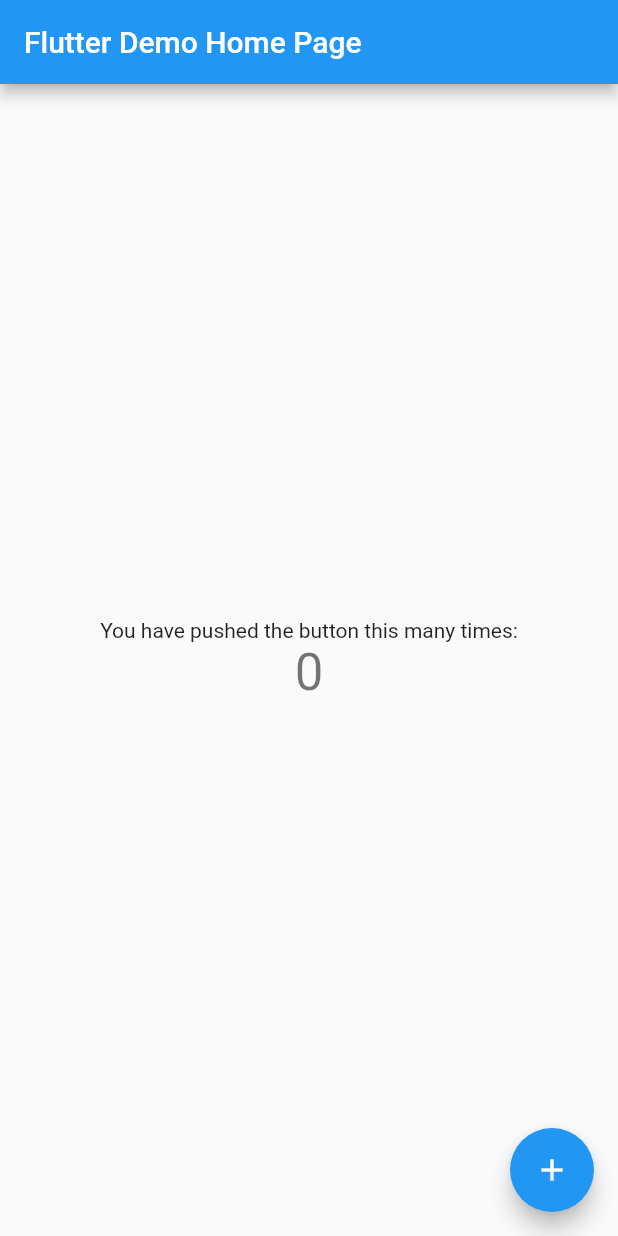
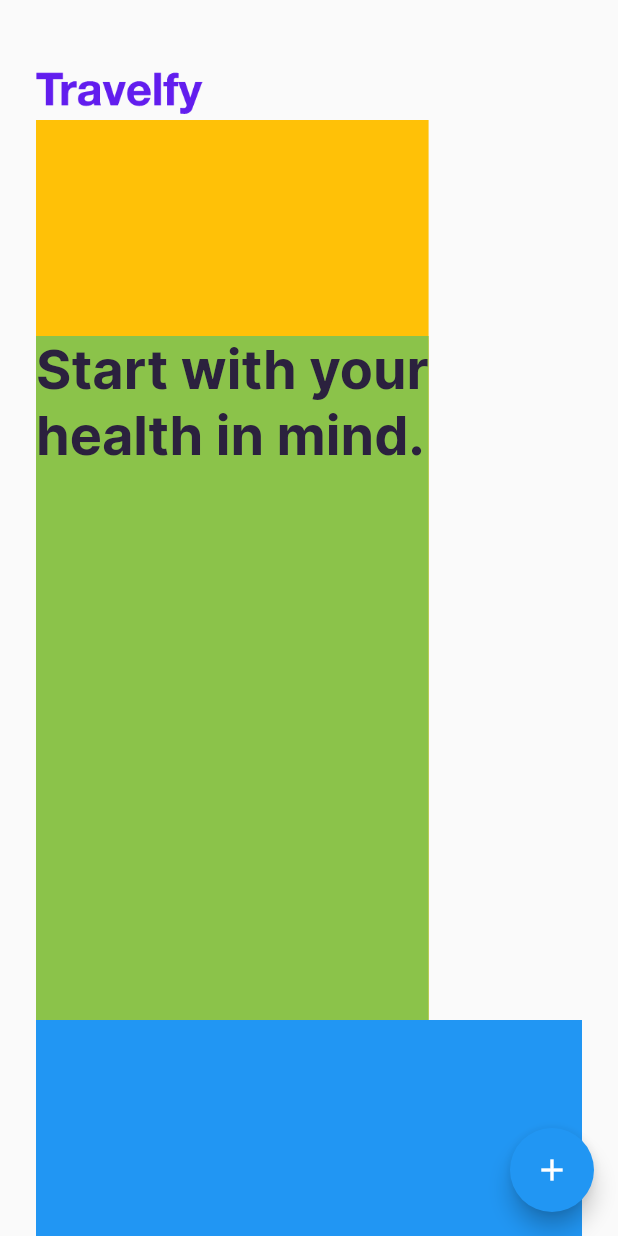
Before and after one commit to slavic18/travelfy, a Flutter app: the screen it shows after launch, on a phone screen of 412 x 824 dp. Run offline on Flutter 3.47's test engine with Material 2 defaults, Android fonts, the phone set to English and light mode, and no system bars.

Commit message:
add fonts and assets

```diff
--- a/lib/main.dart
+++ b/lib/main.dart
@@ -71,38 +71,41 @@ class _MyHomePageState extends State<MyHomePage> {
     // The Flutter framework has been optimized to make rerunning build methods
     // fast, so that you can just rebuild anything that needs updating rather
     // than having to individually change instances of widgets.
+
+    AssetImage pizzaAsset = AssetImage('images/logo.png');
+    Image image = Image(image: pizzaAsset, width: 111, height: 36);
+
     return Scaffold(
-      appBar: AppBar(
-        // Here we take the value from the MyHomePage object that was created by
-        // the App.build method, and use it to set our appbar title.
-        title: Text(widget.title),
-      ),
-      body: Center(
-        // Center is a layout widget. It takes a single child and positions it
-        // in the middle of the parent.
+      body: Padding(
+        padding: EdgeInsets.only(left: 24, right: 24),
         child: Column(
-          // Column is also a layout widget. It takes a list of children and
-          // arranges them vertically. By default, it sizes itself to fit its
-          // children horizontally, and tries to be as tall as its parent.
-          //
-          // Invoke "debug painting" (press "p" in the console, choose the
-          // "Toggle Debug Paint" action from the Flutter Inspector in Android
-          // Studio, or the "Toggle Debug Paint" command in Visual Studio Code)
-          // to see the wireframe for each widget.
-          //
-          // Column has various properties to control how it sizes itself and
-          // how it positions its children. Here we use mainAxisAlignment to
-          // center the children vertically; the main axis here is the vertical
-          // axis because Columns are vertical (the cross axis would be
-          // horizontal).
-          mainAxisAlignment: MainAxisAlignment.center,
+          crossAxisAlignment: CrossAxisAlignment.start,
           children: <Widget>[
-            Text(
-              'You have pushed the button this many times:',
+            Padding(
+              padding: EdgeInsets.only(top: 44),
+              child: image,
             ),
-            Text(
-              '$_counter',
-              style: Theme.of(context).textTheme.headline4,
+            Expanded(
+              child: Container(
+                color: Colors.amber,
+                child: Padding(
+                    padding: EdgeInsets.only(top: 144),
+                    child: Container(
+                      color: Colors.lightGreen,
+                      child: Column(
+                        children: [
+                          Text(
+                            'Start with your\nhealth in mind.',
+                            style: TextStyle(fontSize: 36, fontFamily: 'inter', fontWeight: FontWeight.w700, color:Color.fromRGBO(43, 33, 62, 1) ),
+                          )
+                        ],
+                      ),
+                    )),
+              ),
+            ),
+            Container(
+              color: Colors.blue,
+              height: 144,
             ),
           ],
         ),
@@ -115,3 +118,33 @@ class _MyHomePageState extends State<MyHomePage> {
     );
   }
 }
+
+// Center(
+// // Center is a layout widget. It takes a single child and positions it
+// // in the middle of the parent.
+// child: Column(
+// // Column is also a layout widget. It takes a list of children and
+// // arranges them vertically. By default, it sizes itself to fit its
+// // children horizontally, and tries to be as tall as its parent.
+// //
+// // Invoke "debug painting" (press "p" in the console, choose the
+// // "Toggle Debug Paint" action from the Flutter Inspector in Android
+// // Studio, or the "Toggle Debug Paint" command in Visual Studio Code)
+// // to see the wireframe for each widget.
+// //
+// // Column has various properties to control how it sizes itself and
+// // how it positions its children. Here we use mainAxisAlignment to
+// // center the children vertically; the main axis here is the vertical
+// // axis because Columns are vertical (the cross axis would be
+// // horizontal).
+// mainAxisAlignment: MainAxisAlignment.center,
+// children: <Widget>[
+// image,
+// Text(
+// 'You have pushed the button this m22313a2ny times:',
+// ),
+// Text(
+// '$_counter',
+// style: Theme.of(context).textTheme.headline4,
+// ),
+// ],
```
Also changed, not shown: pubspec.yaml (+15 -10 lines), fonts/inter/Inter-Black.ttf (added), fonts/inter/Inter-Bold-slnt=0.ttf (added), fonts/inter/Inter-ExtraBold-slnt=0.ttf (added), fonts/inter/Inter-ExtraLight-slnt=0.ttf (added), fonts/inter/Inter-Light.ttf (added), fonts/inter/Inter-Medium-slnt=0.ttf (added), fonts/inter/Inter-Regular-slnt=0.ttf (added), fonts/inter/Inter-SemiBold-slnt=0.ttf (added), fonts/inter/Inter-Thin-slnt=0.ttf (added), images/logo.png (added), 1 other file.
